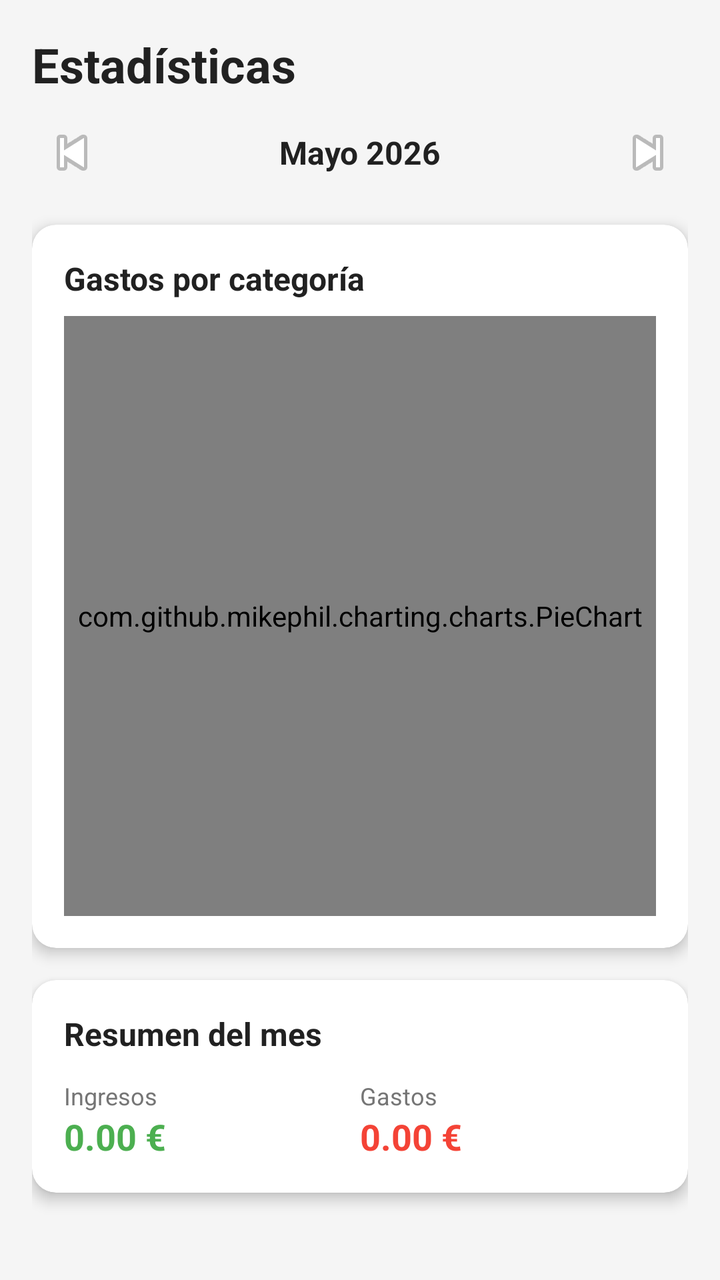
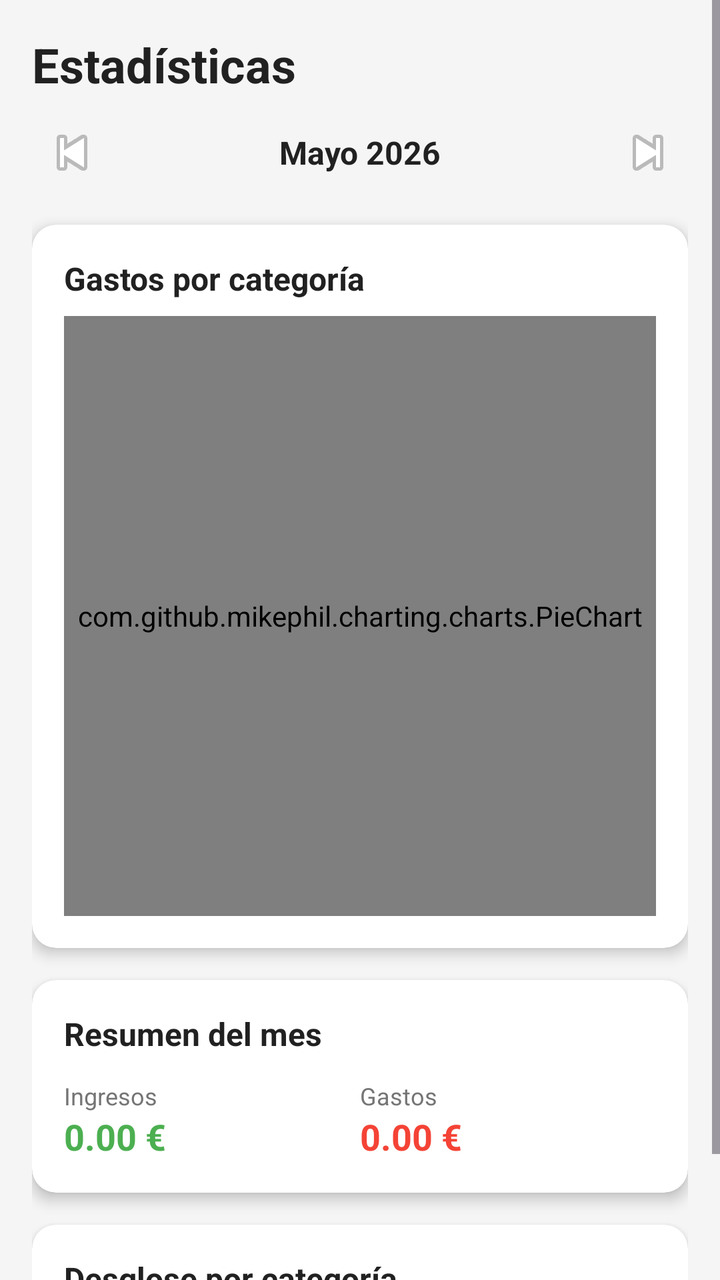

The first picture is an Android layout as it rendered before a commit; the second is the same layout after the commit. The layout source and the unified diff follow.
<!-- AndroidManifest.xml: application theme Theme.Zentryc -->
<!-- res/layout/fragment_statistics.xml -->
<?xml version="1.0" encoding="utf-8"?>
<ScrollView xmlns:android="http://schemas.android.com/apk/res/android"
    xmlns:app="http://schemas.android.com/apk/res-auto"
    android:layout_width="match_parent"
    android:layout_height="match_parent"
    android:background="#F5F5F5">

    <LinearLayout
        android:layout_width="match_parent"
        android:layout_height="wrap_content"
        android:orientation="vertical"
        android:padding="16dp">

        
        <TextView
            android:layout_width="wrap_content"
            android:layout_height="wrap_content"
            android:text="Estadísticas"
            android:textSize="24sp"
            android:textStyle="bold"
            android:textColor="#212121"
            android:layout_marginBottom="8dp" />

        
        <LinearLayout
            android:layout_width="match_parent"
            android:layout_height="wrap_content"
            android:orientation="horizontal"
            android:gravity="center_vertical"
            android:layout_marginBottom="16dp">

            <ImageButton
                android:id="@+id/btnPreviousMonth"
                android:layout_width="40dp"
                android:layout_height="40dp"
                android:src="@android:drawable/ic_media_previous"
                android:background="?attr/selectableItemBackgroundBorderless"
                android:contentDescription="Mes anterior" />

            <TextView
                android:id="@+id/tvCurrentMonth"
                android:layout_width="0dp"
                android:layout_height="wrap_content"
                android:layout_weight="1"
                android:gravity="center"
                android:text="Mayo 2026"
                android:textSize="16sp"
                android:textStyle="bold"
                android:textColor="#212121" />

            <ImageButton
                android:id="@+id/btnNextMonth"
                android:layout_width="40dp"
                android:layout_height="40dp"
                android:src="@android:drawable/ic_media_next"
                android:background="?attr/selectableItemBackgroundBorderless"
                android:contentDescription="Mes siguiente" />

        </LinearLayout>

        
        <androidx.cardview.widget.CardView
            android:layout_width="match_parent"
            android:layout_height="wrap_content"
            android:layout_marginBottom="16dp"
            app:cardCornerRadius="12dp"
            app:cardElevation="4dp">

            <LinearLayout
                android:layout_width="match_parent"
                android:layout_height="wrap_content"
                android:orientation="vertical"
                android:padding="16dp">

                <TextView
                    android:layout_width="wrap_content"
                    android:layout_height="wrap_content"
                    android:text="Gastos por categoría"
                    android:textSize="16sp"
                    android:textStyle="bold"
                    android:textColor="#212121"
                    android:layout_marginBottom="8dp" />

                <com.github.mikephil.charting.charts.PieChart
                    android:id="@+id/pieChart"
                    android:layout_width="match_parent"
                    android:layout_height="300dp" />

            </LinearLayout>
        </androidx.cardview.widget.CardView>

        
        <androidx.cardview.widget.CardView
            android:layout_width="match_parent"
            android:layout_height="wrap_content"
            android:layout_marginBottom="16dp"
            app:cardCornerRadius="12dp"
            app:cardElevation="4dp">

            <LinearLayout
                android:layout_width="match_parent"
                android:layout_height="wrap_content"
                android:orientation="vertical"
                android:padding="16dp">

                <TextView
                    android:layout_width="wrap_content"
                    android:layout_height="wrap_content"
                    android:text="Resumen del mes"
                    android:textSize="16sp"
                    android:textStyle="bold"
                    android:textColor="#212121"
                    android:layout_marginBottom="12dp" />

                <LinearLayout
                    android:layout_width="match_parent"
                    android:layout_height="wrap_content"
                    android:orientation="horizontal">

                    <LinearLayout
                        android:layout_width="0dp"
                        android:layout_height="wrap_content"
                        android:layout_weight="1"
                        android:orientation="vertical">

                        <TextView
                            android:layout_width="wrap_content"
                            android:layout_height="wrap_content"
                            android:text="Ingresos"
                            android:textSize="12sp"
                            android:textColor="#757575" />

                        <TextView
                            android:id="@+id/tvStatIncome"
                            android:layout_width="wrap_content"
                            android:layout_height="wrap_content"
                            android:text="0.00 €"
                            android:textSize="18sp"
                            android:textStyle="bold"
                            android:textColor="#4CAF50" />

                    </LinearLayout>

                    <LinearLayout
                        android:layout_width="0dp"
                        android:layout_height="wrap_content"
                        android:layout_weight="1"
                        android:orientation="vertical">

                        <TextView
                            android:layout_width="wrap_content"
                            android:layout_height="wrap_content"
                            android:text="Gastos"
                            android:textSize="12sp"
                            android:textColor="#757575" />

                        <TextView
                            android:id="@+id/tvStatExpenses"
                            android:layout_width="wrap_content"
                            android:layout_height="wrap_content"
                            android:text="0.00 €"
                            android:textSize="18sp"
                            android:textStyle="bold"
                            android:textColor="#F44336" />

                    </LinearLayout>

                </LinearLayout>

            </LinearLayout>
        </androidx.cardview.widget.CardView>

    </LinearLayout>
</ScrollView>
<!-- resources referenced by this layout -->
<resources>
  <style name="Theme.Zentryc" parent="Base.Theme.Zentryc" />
  <style name="Base.Theme.Zentryc" parent="Theme.Material3.DayNight.NoActionBar">
          
          
      </style>
</resources>

<!-- the commit's change to res/layout/fragment_statistics.xml (unified diff, before → after) -->
@@ -170,5 +170,36 @@
             </LinearLayout>
         </androidx.cardview.widget.CardView>
 
+        
+        <androidx.cardview.widget.CardView
+            android:layout_width="match_parent"
+            android:layout_height="wrap_content"
+            android:layout_marginBottom="16dp"
+            app:cardCornerRadius="12dp"
+            app:cardElevation="4dp">
+
+            <LinearLayout
+                android:layout_width="match_parent"
+                android:layout_height="wrap_content"
+                android:orientation="vertical"
+                android:padding="16dp">
+
+                <TextView
+                    android:layout_width="wrap_content"
+                    android:layout_height="wrap_content"
+                    android:text="Desglose por categoría"
+                    android:textSize="16sp"
+                    android:textStyle="bold"
+                    android:textColor="#212121"
+                    android:layout_marginBottom="12dp" />
+
+                <LinearLayout
+                    android:id="@+id/layoutCategoryBreakdown"
+                    android:layout_width="match_parent"
+                    android:layout_height="wrap_content"
+                    android:orientation="vertical" />
+
+            </LinearLayout>
+        </androidx.cardview.widget.CardView>
     </LinearLayout>
 </ScrollView>
